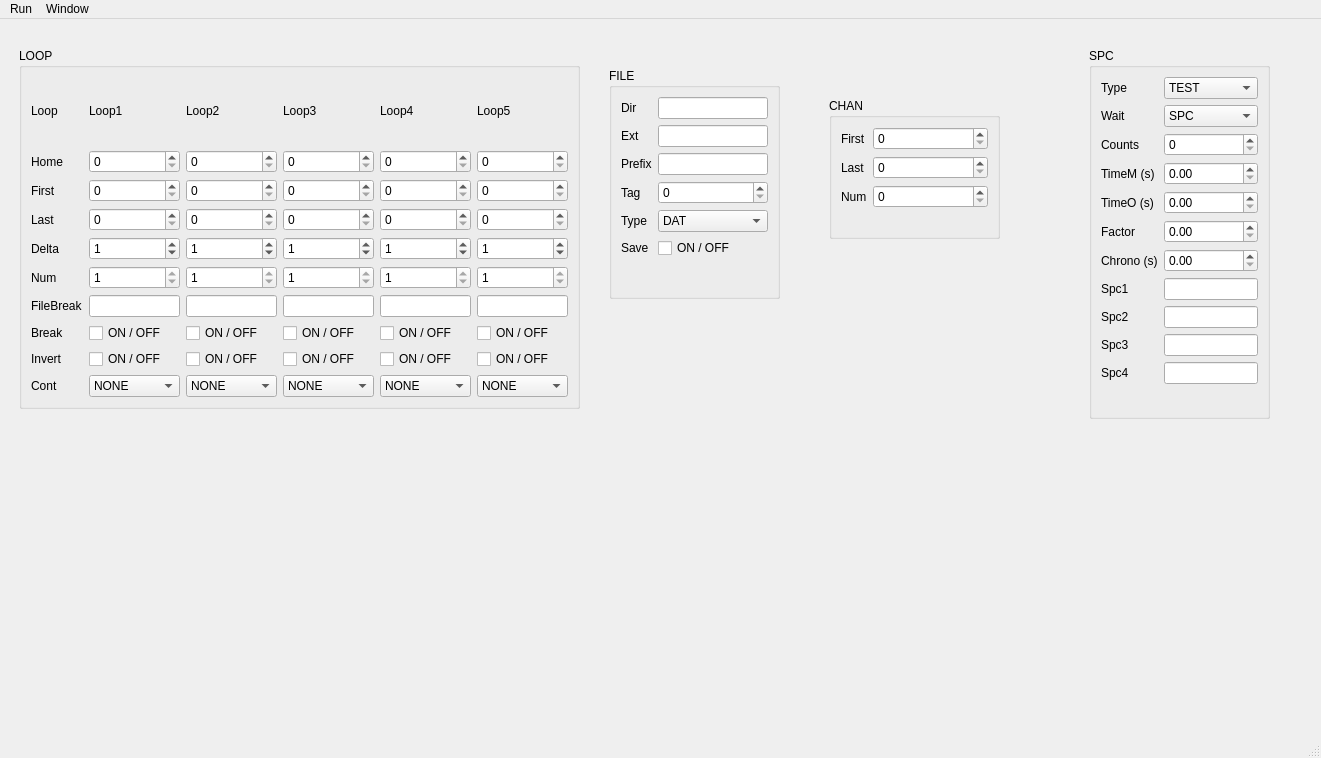
First picture: the form in src/gui/trs2.ui, repository antoniopifferi/TRS2, before the edit.
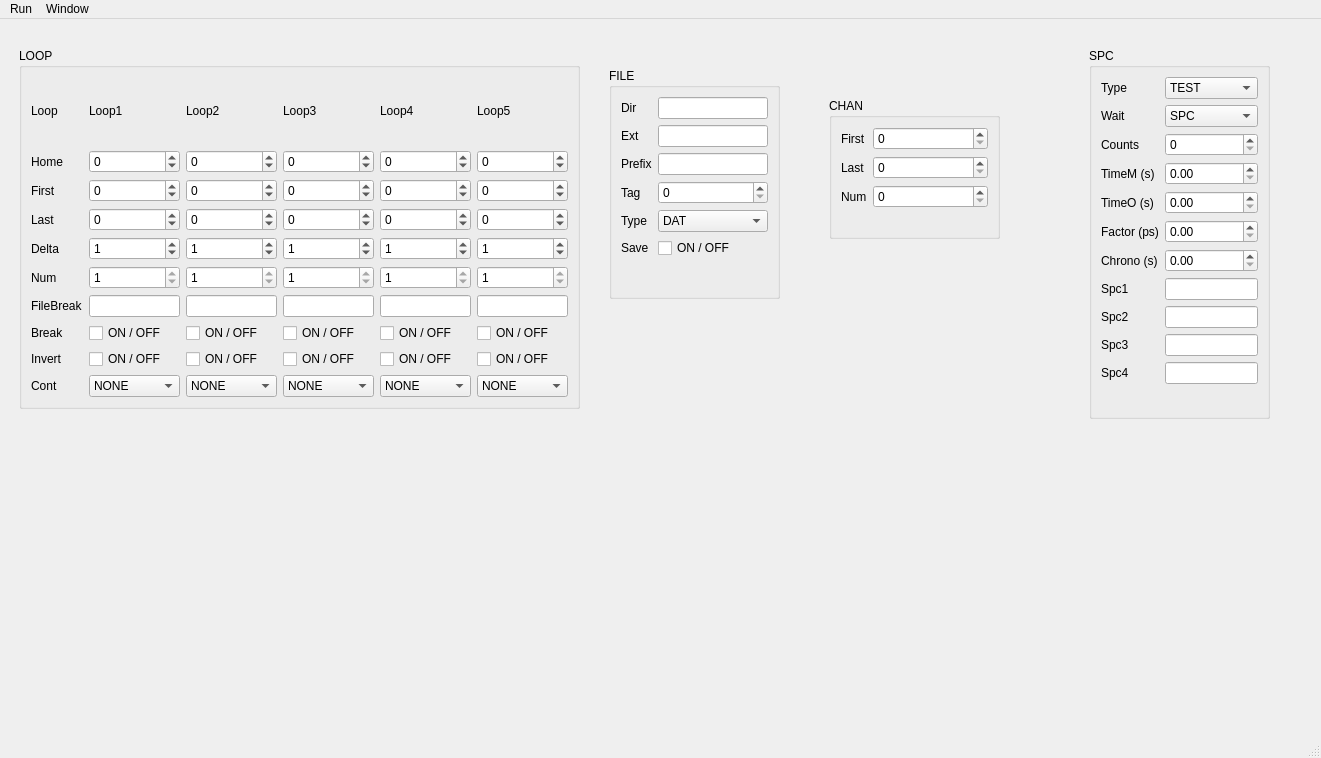
Second picture: the form after the edit. Custom widgets are drawn as their Qt base class.

The edit to the form file:
```diff
--- a/src/gui/trs2.ui
+++ b/src/gui/trs2.ui
@@ -245,6 +245,9 @@
              <bold>false</bold>
             </font>
            </property>
+           <property name="maximum">
+            <number>1000000000</number>
+           </property>
           </widget>
          </item>
          <item row="3" column="0">
@@ -297,7 +300,7 @@
             </font>
            </property>
            <property name="text">
-            <string>Factor</string>
+            <string>Factor (ps)</string>
            </property>
           </widget>
          </item>
@@ -584,6 +587,12 @@
            <property name="buttonSymbols">
             <enum>QAbstractSpinBox::ButtonSymbols::UpDownArrows</enum>
            </property>
+           <property name="minimum">
+            <number>-1000000000</number>
+           </property>
+           <property name="maximum">
+            <number>1000000000</number>
+           </property>
           </widget>
          </item>
          <item row="4" column="4">
@@ -704,6 +713,12 @@
            <property name="buttonSymbols">
             <enum>QAbstractSpinBox::ButtonSymbols::UpDownArrows</enum>
            </property>
+           <property name="minimum">
+            <number>-1000000000</number>
+           </property>
+           <property name="maximum">
+            <number>1000000000</number>
+           </property>
           </widget>
          </item>
          <item row="4" column="1">
@@ -753,6 +768,12 @@
            <property name="buttonSymbols">
             <enum>QAbstractSpinBox::ButtonSymbols::UpDownArrows</enum>
            </property>
+           <property name="minimum">
+            <number>-1000000000</number>
+           </property>
+           <property name="maximum">
+            <number>1000000000</number>
+           </property>
           </widget>
          </item>
          <item row="10" column="3">
@@ -817,6 +838,12 @@
            <property name="buttonSymbols">
             <enum>QAbstractSpinBox::ButtonSymbols::UpDownArrows</enum>
            </property>
+           <property name="minimum">
+            <number>-1000000000</number>
+           </property>
+           <property name="maximum">
+            <number>1000000000</number>
+           </property>
           </widget>
          </item>
          <item row="2" column="2">
@@ -824,6 +851,12 @@
            <property name="buttonSymbols">
             <enum>QAbstractSpinBox::ButtonSymbols::UpDownArrows</enum>
            </property>
+           <property name="minimum">
+            <number>-1000000000</number>
+           </property>
+           <property name="maximum">
+            <number>1000000000</number>
+           </property>
           </widget>
          </item>
          <item row="1" column="1">
@@ -831,6 +864,12 @@
            <property name="buttonSymbols">
             <enum>QAbstractSpinBox::ButtonSymbols::UpDownArrows</enum>
            </property>
+           <property name="minimum">
+            <number>-1000000000</number>
+           </property>
+           <property name="maximum">
+            <number>1000000000</number>
+           </property>
           </widget>
          </item>
          <item row="5" column="5">
@@ -875,6 +914,12 @@
            <property name="buttonSymbols">
             <enum>QAbstractSpinBox::ButtonSymbols::UpDownArrows</enum>
            </property>
+           <property name="minimum">
+            <number>-1000000000</number>
+           </property>
+           <property name="maximum">
+            <number>1000000000</number>
+           </property>
           </widget>
          </item>
          <item row="7" column="3">
@@ -898,6 +943,12 @@
            <property name="buttonSymbols">
             <enum>QAbstractSpinBox::ButtonSymbols::UpDownArrows</enum>
            </property>
+           <property name="minimum">
+            <number>-1000000000</number>
+           </property>
+           <property name="maximum">
+            <number>1000000000</number>
+           </property>
           </widget>
          </item>
          <item row="5" column="2">
@@ -918,6 +969,12 @@
            <property name="buttonSymbols">
             <enum>QAbstractSpinBox::ButtonSymbols::UpDownArrows</enum>
            </property>
+           <property name="minimum">
+            <number>-1000000000</number>
+           </property>
+           <property name="maximum">
+            <number>1000000000</number>
+           </property>
           </widget>
          </item>
          <item row="3" column="4">
@@ -925,6 +982,12 @@
            <property name="buttonSymbols">
             <enum>QAbstractSpinBox::ButtonSymbols::UpDownArrows</enum>
            </property>
+           <property name="minimum">
+            <number>-1000000000</number>
+           </property>
+           <property name="maximum">
+            <number>1000000000</number>
+           </property>
           </widget>
          </item>
          <item row="3" column="1">
@@ -932,6 +995,12 @@
            <property name="buttonSymbols">
             <enum>QAbstractSpinBox::ButtonSymbols::UpDownArrows</enum>
            </property>
+           <property name="minimum">
+            <number>-1000000000</number>
+           </property>
+           <property name="maximum">
+            <number>1000000000</number>
+           </property>
           </widget>
          </item>
          <item row="8" column="1">
@@ -985,6 +1054,12 @@
            <property name="buttonSymbols">
             <enum>QAbstractSpinBox::ButtonSymbols::UpDownArrows</enum>
            </property>
+           <property name="minimum">
+            <number>-1000000000</number>
+           </property>
+           <property name="maximum">
+            <number>1000000000</number>
+           </property>
           </widget>
          </item>
          <item row="5" column="4">
@@ -1005,6 +1080,12 @@
            <property name="buttonSymbols">
             <enum>QAbstractSpinBox::ButtonSymbols::UpDownArrows</enum>
            </property>
+           <property name="minimum">
+            <number>-1000000000</number>
+           </property>
+           <property name="maximum">
+            <number>1000000000</number>
+           </property>
           </widget>
          </item>
          <item row="3" column="3">
@@ -1012,6 +1093,12 @@
            <property name="buttonSymbols">
             <enum>QAbstractSpinBox::ButtonSymbols::UpDownArrows</enum>
            </property>
+           <property name="minimum">
+            <number>-1000000000</number>
+           </property>
+           <property name="maximum">
+            <number>1000000000</number>
+           </property>
           </widget>
          </item>
          <item row="0" column="3">
@@ -1033,6 +1120,12 @@
            <property name="buttonSymbols">
             <enum>QAbstractSpinBox::ButtonSymbols::UpDownArrows</enum>
            </property>
+           <property name="minimum">
+            <number>-1000000000</number>
+           </property>
+           <property name="maximum">
+            <number>1000000000</number>
+           </property>
           </widget>
          </item>
          <item row="6" column="2">
```
Left out of the diff: 71 changed lines with no effect on the pictures.
